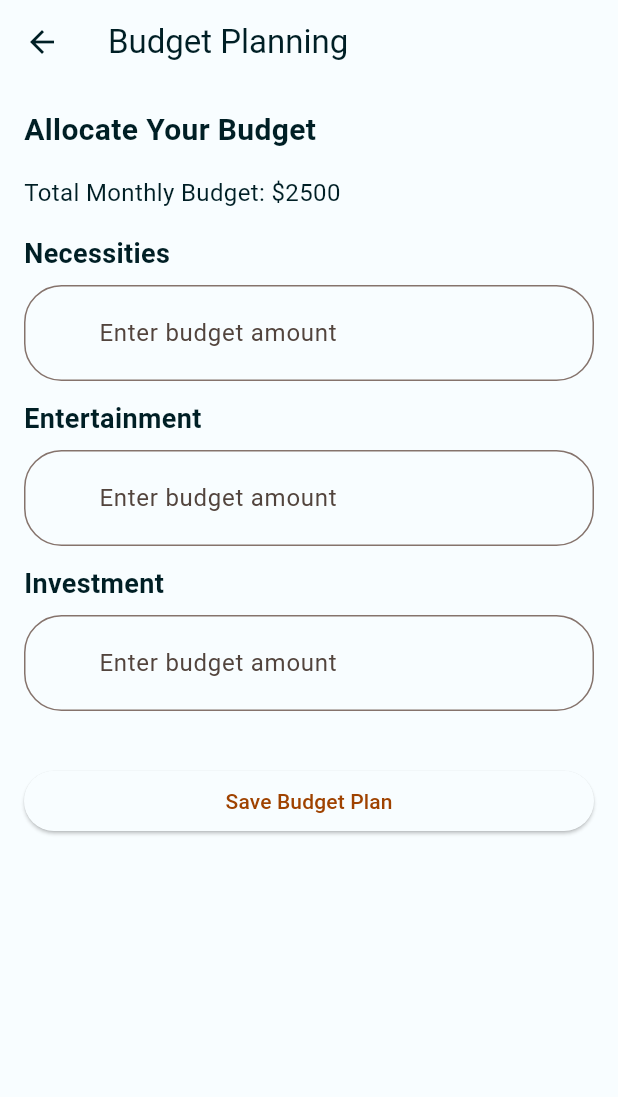
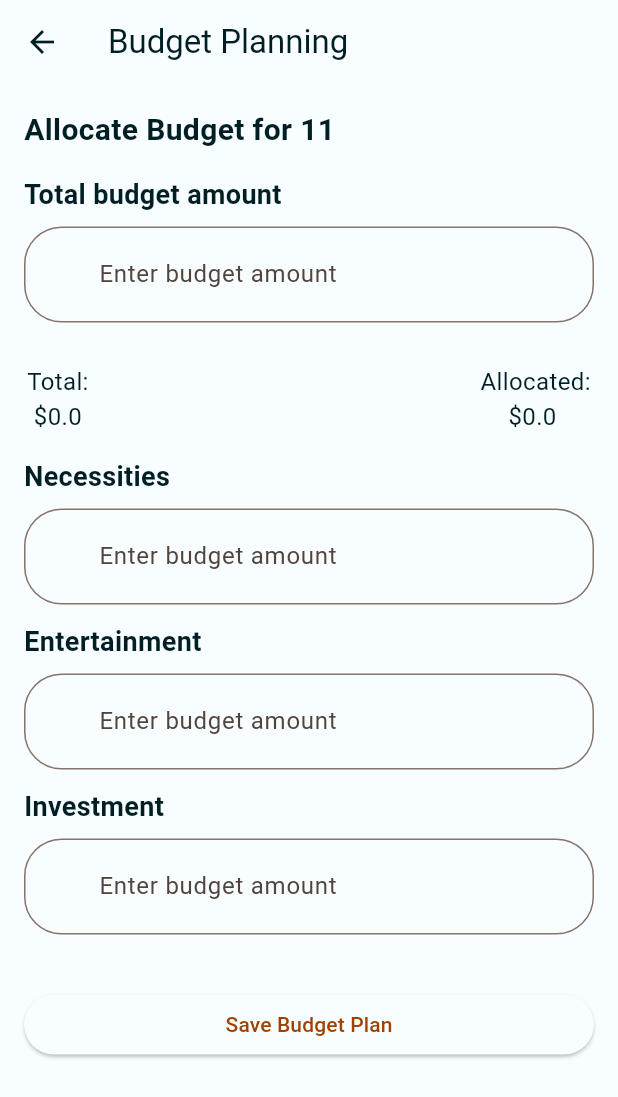
Before and after one commit to TejasPatel3300/flutter-personal-finance-with-bloc-and-clean-architecture, a Flutter app: the BudgetPlanningScreen screen opened by its route, on a phone screen of 412 x 824 dp. Shown: the top 1097 px of the screen. Run offline on Flutter 3.47's test engine with Material 2 defaults, Android fonts, the phone set to English and light mode, and no system bars; our stand-ins replace dartz, floor, flutter_bloc, freezed_annotation, sqflite; accounts and stored records are empty; generated files the repository leaves out were written again; Roboto replaces fonts that are missing (Muli).

Commit message:
feat: ui fix and added ui functionality for allowing total budget amount.

```diff
--- a/lib/presentation/bloc/budget_planning/budget_planning_bloc.dart
+++ b/lib/presentation/bloc/budget_planning/budget_planning_bloc.dart
@@ -6,7 +6,7 @@ part 'budget_planning_state.dart';
 part 'budget_planning_bloc.freezed.dart';
 
 class BudgetPlanningBloc extends Bloc<BudgetPlanningEvent, BudgetPlanningState> {
-  BudgetPlanningBloc() : super(_Initial()) {
+  BudgetPlanningBloc() : super(const _Initial()) {
     on<BudgetPlanningEvent>((event, emit) {
       // TODO: implement event handler
     });
--- a/lib/presentation/ui/authentication/authentication_screen.dart
+++ b/lib/presentation/ui/authentication/authentication_screen.dart
@@ -65,10 +65,10 @@ class _AuthenticationScreenState extends State<AuthenticationScreen>
   Scaffold buildScreenBody() {
     return Scaffold(
       appBar: AppBar(
-        title: Text('Welcome'),
+        title: const Text('Welcome'),
         bottom: TabBar(
           controller: _tabController,
-          tabs: [
+          tabs: const [
             Tab(text: 'Sign In'),
             Tab(text: 'Sign Up'),
           ],
@@ -76,7 +76,7 @@ class _AuthenticationScreenState extends State<AuthenticationScreen>
       ),
       body: TabBarView(
         controller: _tabController,
-        children: [
+        children: const [
           SignInTab(),
           SignUpTab(),
         ],
--- a/lib/presentation/ui/budget_planning/budget_planning_screen.dart
+++ b/lib/presentation/ui/budget_planning/budget_planning_screen.dart
@@ -2,46 +2,114 @@ import 'package:flutter/material.dart';
 
 import 'widgets/budget_category_input.dart';
 
-class BudgetPlanningScreen extends StatelessWidget {
+class BudgetPlanningScreen extends StatefulWidget {
   const BudgetPlanningScreen({super.key});
 
+  @override
+  State<BudgetPlanningScreen> createState() => _BudgetPlanningScreenState();
+}
+
+class _BudgetPlanningScreenState extends State<BudgetPlanningScreen> {
+  final TextEditingController _totalController = TextEditingController();
+  final TextEditingController _necessitiesController = TextEditingController();
+  final TextEditingController _entertainmentController =
+      TextEditingController();
+  final TextEditingController _investmentController = TextEditingController();
+
+  double _totalBudget = 0;
+  double _allocatedBudget = 0;
+  double _necessitiesBudget = 0;
+  double _entertainmentBudget = 0;
+  double _investmentBudget = 0;
   @override
   Widget build(BuildContext context) {
     return Scaffold(
       appBar: AppBar(
-        title: Text('Budget Planning'),
+        title: const Text('Budget Planning'),
       ),
-      body: Padding(
-        padding: EdgeInsets.all(16.0),
+      body: SingleChildScrollView(
+        child: Padding(
+          padding: const EdgeInsets.all(16.0),
           child: Column(
             crossAxisAlignment: CrossAxisAlignment.stretch,
             children: [
-            Text(
-              'Allocate Your Budget',
+              const Text(
+                'Allocate Budget for ${DateTime.november}',
                 style: TextStyle(
                   fontSize: 20,
                   fontWeight: FontWeight.bold,
                 ),
               ),
-            SizedBox(height: 16),
+              const SizedBox(height: 16),
+              BudgetCategoryInput(
+                controller: _totalController,
+                category: 'Total budget amount',
+                hintText: '',
+                onChanged: (value) {
+                  _totalBudget = double.tryParse(value) ?? 0;
+                  setState(() {
+                  });
+                },
+              ),
+              const SizedBox(height: 16),
+              Row(
+                mainAxisAlignment: MainAxisAlignment.spaceBetween,
+                children: [
                   Text(
-              'Total Monthly Budget: \$2500',
-              style: TextStyle(fontSize: 16),
+                    'Total: \n\$$_totalBudget',
+                    textAlign: TextAlign.center,
+                    style: const TextStyle(fontSize: 16),
                   ),
-            SizedBox(height: 16),
-            BudgetCategoryInput(category: 'Necessities'),
-            BudgetCategoryInput(category: 'Entertainment'),
-            BudgetCategoryInput(category: 'Investment'),
-            SizedBox(height: 24),
+                  Text(
+                    ' Allocated: \n\$${_getAllocatedBudget()}',
+                    textAlign: TextAlign.center,
+                    style: const TextStyle(fontSize: 16),
+                  ),
+                ],
+              ),
+              const SizedBox(height: 16),
+              BudgetCategoryInput(
+                controller: _necessitiesController,
+                category: 'Necessities',
+                hintText: '',
+                onChanged: (value) {
+                  _necessitiesBudget = double.tryParse(value) ?? 0;
+                  setState(() {});
+                },
+              ),
+              BudgetCategoryInput(
+                controller: _entertainmentController,
+                category: 'Entertainment',
+                hintText: '',
+                onChanged: (value) {
+                  _entertainmentBudget = double.tryParse(value) ?? 0;
+                  setState(() {});
+                },
+              ),
+              BudgetCategoryInput(
+                controller: _investmentController,
+                category: 'Investment',
+                hintText: '',
+                onChanged: (value) {
+                  _investmentBudget = double.tryParse(value) ?? 0;
+                  setState(() {});
+                },
+              ),
+              const SizedBox(height: 24),
               ElevatedButton(
                 onPressed: () {
                   // Implement save budget plan logic
                 },
-              child: Text('Save Budget Plan'),
+                child: const Text('Save Budget Plan'),
               ),
             ],
           ),
         ),
+      ),
     );
   }
+
+  double _getAllocatedBudget() {
+    return (_necessitiesBudget + _entertainmentBudget + _investmentBudget);
   }
+}
--- a/lib/presentation/ui/budget_planning/widgets/budget_category_input.dart
+++ b/lib/presentation/ui/budget_planning/widgets/budget_category_input.dart
@@ -2,8 +2,17 @@ import 'package:flutter/material.dart';
 
 class BudgetCategoryInput extends StatelessWidget {
   final String category;
+  final String hintText;
+  final TextEditingController controller;
+  final void Function(String)? onChanged;
 
-  BudgetCategoryInput({required this.category});
+  const BudgetCategoryInput({
+    super.key,
+    required this.category,
+    required this.controller,
+    required this.hintText,
+    this.onChanged,
+  });
 
   @override
   Widget build(BuildContext context) {
@@ -12,16 +21,18 @@ class BudgetCategoryInput extends StatelessWidget {
       children: [
         Text(
           category,
-          style: TextStyle(fontSize: 18, fontWeight: FontWeight.bold),
+          style: const TextStyle(fontSize: 18, fontWeight: FontWeight.bold),
         ),
-        SizedBox(height: 8),
+        const SizedBox(height: 8),
         TextField(
+          controller: controller,
           keyboardType: TextInputType.number,
-          decoration: InputDecoration(
+          decoration: const InputDecoration(
             hintText: 'Enter budget amount',
           ),
+          onChanged: onChanged,
         ),
-        SizedBox(height: 12),
+        const SizedBox(height: 12),
       ],
     );
   }
--- a/lib/presentation/ui/splash/splash_screen.dart
+++ b/lib/presentation/ui/splash/splash_screen.dart
@@ -3,6 +3,8 @@ import 'package:flutter/material.dart';
 import 'package:personal_finance_app/routes.dart';
 
 class SplashScreen extends StatefulWidget {
+  const SplashScreen({super.key});
+
   @override
   _SplashScreenState createState() => _SplashScreenState();
 }
@@ -16,7 +18,7 @@ class _SplashScreenState extends State<SplashScreen>
     super.initState();
     _animationController = AnimationController(
       vsync: this,
-      duration: Duration(seconds: 2),
+      duration: const Duration(seconds: 2),
     )..addStatusListener((status) {
         if (status == AnimationStatus.completed) {
           // Animation completed, perform your actions here
@@ -41,7 +43,7 @@ class _SplashScreenState extends State<SplashScreen>
       body: Center(
         child: FadeTransition(
           opacity: _animationController,
-          child: Text(
+          child: const Text(
             'Personal Finance App',
             style: TextStyle(
               fontSize: 24,
--- a/lib/routes.dart
+++ b/lib/routes.dart
@@ -13,11 +13,11 @@ class AppRouter {
   static Route<dynamic> generateRoute(RouteSettings settings) {
     switch (settings.name) {
       case splashScreen:
-        return MaterialPageRoute(builder: (_) => SplashScreen());
+        return MaterialPageRoute(builder: (_) => const SplashScreen());
       case budgetPlanningScreen:
-        return MaterialPageRoute(builder: (_) => BudgetPlanningScreen());
+        return MaterialPageRoute(builder: (_) => const BudgetPlanningScreen());
       case authenticationScreen:
-       return MaterialPageRoute(builder: (_) => AuthenticationScreen());
+       return MaterialPageRoute(builder: (_) => const AuthenticationScreen());
       default:
         return MaterialPageRoute(
           builder: (_) => Scaffold(
```
Also changed, not shown: lib/presentation/ui/authentication/sign_in_tab.dart (+8 -8 lines), lib/presentation/ui/authentication/sign_up_tab.dart (+11 -11 lines). Lines whose indentation alone changed are shown as unchanged.
